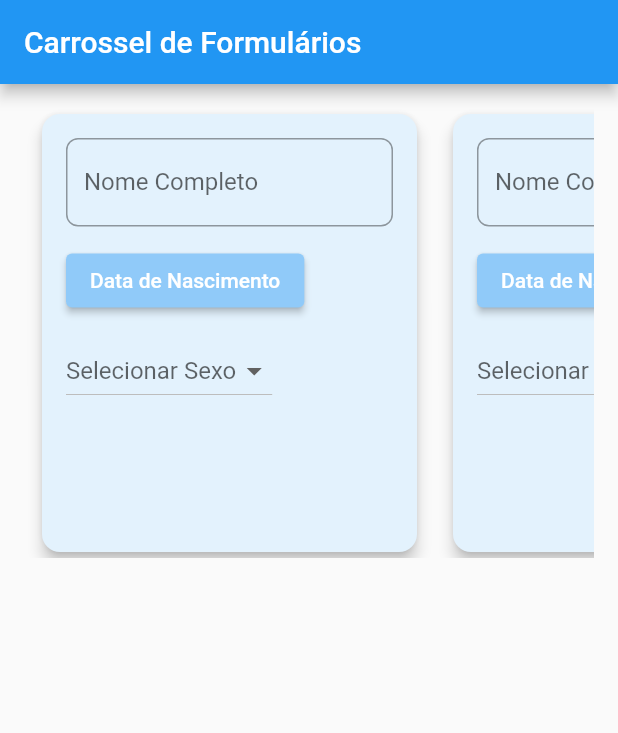
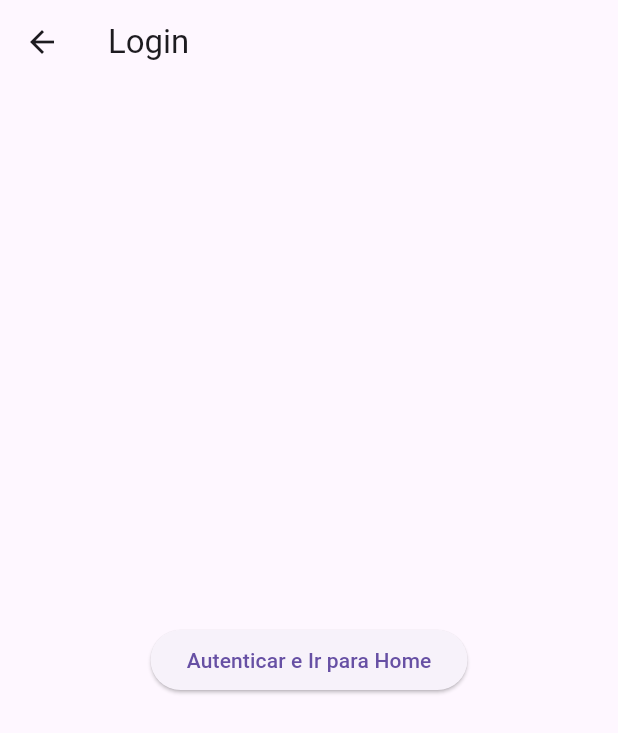
Before and after one commit to MariaEgoetz/MOBILE-2025, a Flutter app: the screen it shows after launch, on a phone screen of 412 x 824 dp. Shown: the top 733 px of the screen. Run offline on Flutter 3.47's test engine with Material 3 defaults, Android fonts, the phone set to English and light mode, and no system bars.

Commit message:
Implementando rotas

```diff
--- a/lib/TelaInicial.dart
+++ /dev/null
@@ -1,112 +0,0 @@
-import 'package:flutter/material.dart';
-
-class TelaInicial extends StatefulWidget {
-  @override
-  _TelaInicialState createState() => _TelaInicialState();
-}
-
-class _TelaInicialState extends State<TelaInicial> {
-
-  String mensagem = '';
-
-  @override
-  Widget build(BuildContext context) {
-    return Scaffold(
-      appBar: AppBar(title: Text('Carrossel de Formulários')),
-      body: Padding(
-        padding: EdgeInsets.all(16),
-        child: SizedBox(
-          height: 300, // Altura fixa para o carrossel
-          child: ListView.builder(
-            scrollDirection: Axis.horizontal,
-            itemCount: 3, // Número de cards, ajuste se quiser mais
-            itemBuilder: (context, index) {
-              return Padding(
-                padding: EdgeInsets.symmetric(horizontal: 8),
-                child: MicroFormCard(),
-              );
-            },
-          ),
-        ),
-      ),
-    );
-  }
-}
-//micro formulario
-class MicroFormCard extends StatefulWidget {
-  @override
-  _MicroFormCardState createState() => _MicroFormCardState();
-}
-
-class _MicroFormCardState extends State<MicroFormCard> {
-  String nome = '';
-  DateTime? dataNascimento;
-  String? sexo;
-
-  @override
-  Widget build(BuildContext context) {
-    return Card(
-      elevation: 4,
-      shape: RoundedRectangleBorder(borderRadius: BorderRadius.circular(12)),
-      color: Colors.blue[50], // Cor bonitinha
-      child: SizedBox(
-        width: 250, // Largura de cada card
-        child: Padding(
-          padding: EdgeInsets.all(16),
-          child: Column(
-            crossAxisAlignment: CrossAxisAlignment.start,
-            children: [
-              TextField(
-                decoration: InputDecoration(
-                  labelText: 'Nome Completo',
-                  border: OutlineInputBorder(borderRadius: BorderRadius.circular(8)),
-                ),
-                onChanged: (valor) {
-                  nome = valor;
-                },
-              ),
-              SizedBox(height: 12),
-              ElevatedButton(
-                style: ElevatedButton.styleFrom(backgroundColor: Colors.blue[200]),
-                onPressed: () async {
-                  DateTime? escolhida = await showDatePicker(
-                    context: context,
-                    initialDate: DateTime(2000),
-                    firstDate: DateTime(1900),
-                    lastDate: DateTime.now(),
-                  );
-                  if (escolhida != null) {
-                    setState(() {
-                      dataNascimento = escolhida;
-                    });
-                  }
-                },
-                child: Text('Data de Nascimento'),
-              ),
-              if (dataNascimento != null)
-                Padding(
-                  padding: EdgeInsets.only(top: 8),
-                  child: Text(
-                    'Data: ${dataNascimento!.day}/${dataNascimento!.month}/${dataNascimento!.year}',
-                  ),
-                ),
-              SizedBox(height: 12),
-              DropdownButton<String>(
-                hint: Text('Selecionar Sexo'),
-                value: sexo,
-                items: ['Homem', 'Mulher'].map((opcao) {
-                  return DropdownMenuItem(value: opcao, child: Text(opcao));
-                }).toList(),
-                onChanged: (valor) {
-                  setState(() {
-                    sexo = valor;
-                  });
-                },
-              ),
-            ],
-          ),
-        ),
-      ),
-    );
-  }
-}
--- a/lib/main.dart
+++ b/lib/main.dart
@@ -1,7 +1,109 @@
 import 'package:flutter/material.dart';
-import 'TelaInicial.dart';
 
-void main(){
-  runApp(MaterialApp(home: TelaInicial(),theme: ThemeData(useMaterial3: false))
-  );
+bool isAuthenticated = false;
+
+void main() {
+  runApp(MyApp());
 }
+
+class MyApp extends StatelessWidget {
+  @override
+  Widget build(BuildContext context) {
+    return MaterialApp(
+      title: 'App Simples',
+      theme: ThemeData(primarySwatch: Colors.blue),
+      initialRoute: '/login',
+      onGenerateRoute: (settings) {
+        if (settings.name == '/login') {
+          return MaterialPageRoute(builder: (_) => LoginScreen());
+        }
+        if (isAuthenticated) {
+          if (settings.name == '/home') {
+            return MaterialPageRoute(builder: (_) => HomeScreen());
+          }
+          if (settings.name == '/profile') {
+            final args = settings.arguments as Map<String, dynamic>?;
+            return MaterialPageRoute(builder: (_) => ProfileScreen(userData: args ?? {}));
+          }
+        }
+        return MaterialPageRoute(builder: (_) => LoginScreen());
+      },
+    );
+  }
+}
+
+class LoginScreen extends StatelessWidget {
+  @override
+  Widget build(BuildContext context) {
+    return Scaffold(
+      appBar: AppBar(title: Text('Login')),
+      body: Center(
+        child: ElevatedButton(
+          onPressed: () {
+            isAuthenticated = true;
+            Navigator.pushNamed(context, '/home');
+          },
+          child: Text('Autenticar e Ir para Home'),
+        ),
+      ),
+    );
+  }
+}
+
+class HomeScreen extends StatelessWidget {
+  @override
+  Widget build(BuildContext context) {
+    return Scaffold(
+      appBar: AppBar(title: Text('Home')),
+      body: Center(
+        child: Column(
+          mainAxisAlignment: MainAxisAlignment.center,
+          children: [
+            Text('Bem-vindo à Home (Privada)'),
+            ElevatedButton(
+              onPressed: () {
+                final userData = {
+                  'nomeCompleto': 'Maria Eduarda Goetz Maia',
+                  'dataNascimento': '23/03/2005',
+                  'telefone': '(64) 98442-6512',
+                };
+                Navigator.pushNamed(context, '/profile', arguments: userData);
+              },
+              child: Text('Ir para Perfil'),
+            ),
+            ElevatedButton(
+              onPressed: () {
+                isAuthenticated = false;
+                Navigator.pushNamed(context, '/login');
+              },
+              child: Text('Logout'),
+            ),
+          ],
+        ),
+      ),
+    );
+  }
+}
+
+class ProfileScreen extends StatelessWidget {
+  final Map<String, dynamic> userData;
+
+  ProfileScreen({required this.userData});
+
+  @override
+  Widget build(BuildContext context) {
+    return Scaffold(
+      appBar: AppBar(title: Text('Perfil')),
+      body: Center(
+        child: Column(
+          mainAxisAlignment: MainAxisAlignment.center,
+          children: [
+            Text('Nome Completo: ${userData['nomeCompleto'] ?? 'N/A'}'),
+            Text('Data de Nascimento: ${userData['dataNascimento'] ?? 'N/A'}'),
+            Text('Telefone: ${userData['telefone'] ?? 'N/A'}'),
+          ],
+        ),
+      ),
+    );
+  }
+}
```
